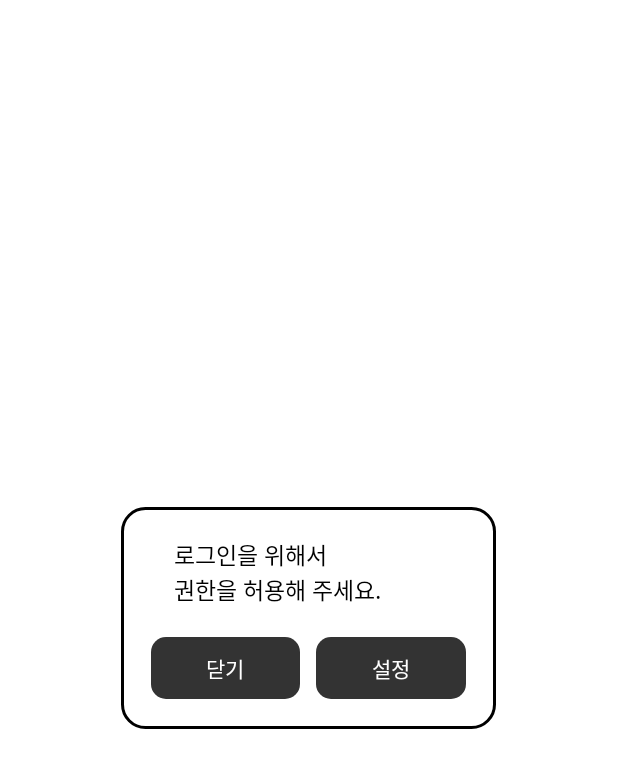
After one commit to Deor-kor/Secure-Box, an Android app: the layout permission.xml on its own in the app's theme, with its tools: preview values and no code run, on a phone screen of 412 x 824 dp. The commit adds this screen. Shown: the top 768 px of the screen. Run offline under Robolectric (Android 15) with nearby library versions, the phone set to English and light mode, and no system bars.

Commit message:
20221117

```diff
--- a/app/src/main/java/com/example/cj/StartActivity.java
+++ b/app/src/main/java/com/example/cj/StartActivity.java
@@ -21,7 +21,7 @@ public class StartActivity extends AppCompatActivity {
             public void run() {
 
 
-                Intent intent = new Intent(StartActivity.this,Real_Video.class);
+                Intent intent = new Intent(StartActivity.this,Login.class);
                 startActivity(intent);
                 finish();
             }
--- /dev/null
+++ b/app/src/main/res/drawable/login_background.xml
@@ -0,0 +1,10 @@
+<?xml version="1.0" encoding="utf-8"?>
+<shape xmlns:android="http://schemas.android.com/apk/res/android">
+    <!-- 배경색 -->
+    <solid android:color="@color/white"/>
+    <!-- 테두리 색 및 두께 -->
+    <stroke android:color="@color/black" android:width="2dp" />
+    <!-- 모서리 둥글게-->
+    <corners android:radius="15dp"/>
+
+</shape>
--- /dev/null
+++ b/app/src/main/res/drawable/ract.xml
@@ -0,0 +1,9 @@
+<?xml version="1.0" encoding="utf-8"?>
+<shape xmlns:android="http://schemas.android.com/apk/res/android">
+    <!-- 배경색 -->
+    <solid android:color="#333333"/>
+
+    <!-- 모서리 둥글게-->
+    <corners android:radius="10dp"/>
+
+</shape>
--- /dev/null
+++ b/app/src/main/res/layout/permission.xml
@@ -0,0 +1,89 @@
+<?xml version="1.0" encoding="utf-8"?>
+<LinearLayout
+    xmlns:android="http://schemas.android.com/apk/res/android"
+    android:layout_width="match_parent"
+    android:layout_height="match_parent"
+    android:layout_gravity="center"
+    android:orientation="vertical"
+    android:gravity="center"
+    >
+
+    <LinearLayout
+        android:layout_width="250dp"
+        android:layout_height="wrap_content"
+        android:layout_gravity="center"
+        android:orientation="vertical"
+        android:background="@drawable/login_background"
+        >
+
+        <LinearLayout
+            android:paddingLeft="35dp"
+            android:layout_gravity="center"
+            android:orientation="vertical"
+            android:paddingVertical="20dp"
+            android:layout_width="match_parent"
+            android:layout_height="wrap_content">
+
+            <TextView
+                android:textColor="@color/black"
+                android:gravity="left"
+                android:text="로그인을 위해서"
+                android:textSize="15dp"
+                android:layout_width="match_parent"
+                android:layout_height="wrap_content"
+
+                />
+
+
+
+            <TextView
+                android:textColor="@color/black"
+                android:gravity="left"
+                android:text="권한을 허용해 주세요."
+                android:textSize="15dp"
+                android:layout_width="match_parent"
+                android:layout_height="wrap_content"
+
+                />
+
+        </LinearLayout>
+
+
+
+        <LinearLayout
+            android:layout_marginBottom="20dp"
+            android:orientation="horizontal"
+            android:gravity="center"
+            android:layout_width="match_parent"
+            android:layout_height="wrap_content">
+
+            <TextView
+                android:layout_marginLeft="20dp"
+                android:layout_marginRight="5dp"
+                android:paddingVertical="10dp"
+                android:background="@drawable/ract"
+                android:textColor="@color/white"
+                android:gravity="center"
+                android:textSize="14dp"
+                android:id="@+id/close"
+                android:layout_width="0dp"
+                android:layout_height="wrap_content"
+                android:layout_weight="1"
+                android:text="닫기" />
+            <TextView
+                android:layout_marginLeft="5dp"
+                android:layout_marginRight="20dp"
+                android:paddingVertical="10dp"
+                android:background="@drawable/ract"
+                android:textColor="@color/white"
+                android:gravity="center"
+                android:textSize="14dp"
+                android:id="@+id/set"
+                android:layout_width="0dp"
+                android:layout_height="wrap_content"
+                android:layout_weight="1"
+                android:text="설정" />
+
+        </LinearLayout>
+    </LinearLayout>
+</LinearLayout>
```
Also changed, not shown: app/src/main/AndroidManifest.xml (+19 -0 lines), app/src/main/java/com/example/cj/Login.java (added, +98 -0 lines), app/src/main/java/com/example/cj/Permission.java (added, +51 -0 lines), app/src/main/res/drawable/login.xml (added, +9 -0 lines), app/src/main/res/layout/login.xml (added, +44 -0 lines).
